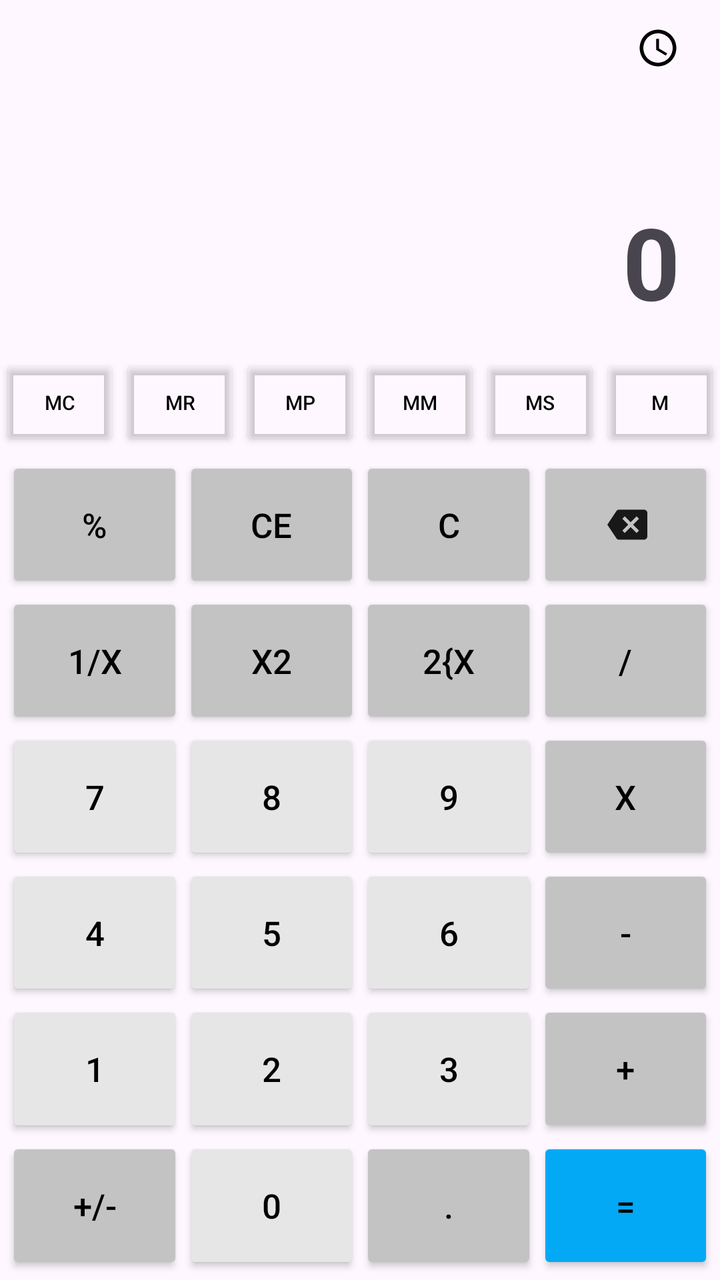
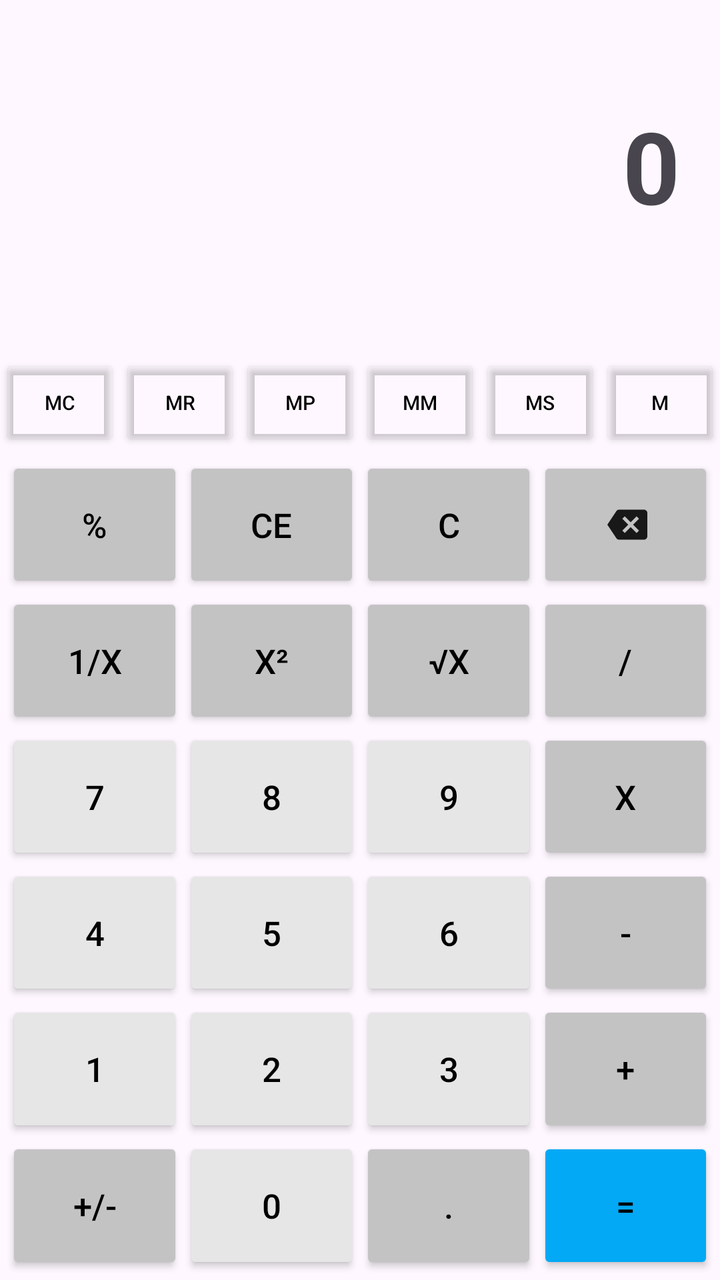

The first picture is an Android layout as it rendered before a commit; the second is the same layout after the commit. The layout source and the unified diff follow.
<!-- AndroidManifest.xml: application theme Theme.MoblieEmbedeed_Mid -->
<!-- res/layout/calculator.xml -->
<?xml version="1.0" encoding="utf-8"?>
<LinearLayout xmlns:android="http://schemas.android.com/apk/res/android"
    xmlns:app="http://schemas.android.com/apk/res-auto"
    xmlns:tools="http://schemas.android.com/tools"
    android:id="@+id/main"
    android:orientation="vertical"
    android:layout_width="match_parent"
    android:layout_height="match_parent">
    <LinearLayout
        android:layout_width="match_parent"
        android:layout_height="0dp"
        android:layout_weight="3"
        android:orientation="vertical">
        <View
            android:layout_width="match_parent"
            android:layout_height="0dp"/>
        <com.google.android.material.button.MaterialButton
            android:layout_width="24dp"
            android:layout_height="wrap_content"
            android:layout_marginRight="20dp"
            android:padding="0dp"
            android:backgroundTint="#00000000"
            android:layout_gravity="end"
            app:icon="@drawable/baseline_access_time_48"
            app:iconSize="22dp"
            app:iconGravity="end"
            app:iconTint="@color/black"
            android:id="@+id/btnHistory"/>
        <TextView
            android:layout_width="match_parent"
            android:layout_height="wrap_content"
            android:textSize="18sp"
            android:layout_marginTop="25dp"
            android:paddingRight="20dp"
            android:gravity="end"
            android:textColor="#D0D0D0"
            android:id="@+id/valueCalc"/>
        <TextView
            android:layout_width="match_parent"
            android:layout_height="wrap_content"
            android:textSize="50sp"
            android:textStyle="bold"
            android:text="0"
            android:paddingRight="20dp"
            android:gravity="end"
            android:id="@+id/valueView"/>
        <TextView
            android:layout_width="match_parent"
            android:layout_height="wrap_content"
            android:textSize="10sp"
            android:paddingRight="20dp"
            android:gravity="end"
            android:id="@+id/memtext"/>

    </LinearLayout>

    <LinearLayout
        android:layout_width="match_parent"
        android:layout_height="wrap_content"
        android:orientation="horizontal">
        <Button android:id="@+id/calcMC" android:text="MC" style="@style/btn_NnumM"/>
        <Button android:id="@+id/calcMR" android:text="MR" style="@style/btn_NnumM"/>
        <Button android:id="@+id/calcMP" android:text="MP" android:tag="+" style="@style/btn_NnumM"/>
        <Button android:id="@+id/calcMM" android:text="MM" android:tag="-" style="@style/btn_NnumM"/>
        <Button android:id="@+id/calcMS" android:text="MS" style="@style/btn_NnumM"/>
        <Button android:id="@+id/calcMMore" android:text="M" style="@style/btn_NnumM"/>
    </LinearLayout>

    <GridLayout
        android:layout_width="match_parent"
        android:layout_height="0dp"
        android:layout_weight="7"
        android:padding="3dp"
        android:rowCount="6"
        android:columnCount="4">

        <Button
            android:id="@+id/calcL"
            android:text="%"
            style="@style/btn_Nnum"/>
        <Button
            android:id="@+id/calcCE"
            android:text="CE"
            style="@style/btn_Nnum"/>
        <Button
            android:id="@+id/calcC"
            android:text="C"
            style="@style/btn_Nnum"/>
        <com.google.android.material.button.MaterialButton
            android:gravity="center"
            android:id="@+id/calcB"
            app:icon="@drawable/baseline_backspace_48"
            app:iconPadding="-2dp"
            app:iconTint="#E0000000"
            app:iconSize="20dp"
            app:iconGravity="textStart"
            android:textColor="@color/black"
            style="@style/btn_Nnum"/>


        <Button
            android:id="@+id/calc1px"
            android:text="1/x"
            style="@style/btn_Nnum"/>
        <Button
            android:id="@+id/calcX2"
            android:text="x2"
            style="@style/btn_Nnum"/>
        <Button
            android:id="@+id/calcRoot"
            android:text="2{x"
            style="@style/btn_Nnum"/>
        <Button
            android:id="@+id/calcD"
            android:text="/"
            android:tag="/"
            style="@style/btn_Nnum"/>


        <Button android:id="@+id/calc7" android:text="7" android:tag="7" style="@style/btn_num"/>
        <Button android:id="@+id/calc8" android:text="8" android:tag="8" style="@style/btn_num"/>
        <Button android:id="@+id/calc9" android:text="9" android:tag="9" style="@style/btn_num"/>

        <Button
            android:id="@+id/calcX"
            android:text="X"
            android:tag="x"
            style="@style/btn_Nnum"/>

        <Button android:id="@+id/calc4" android:text="4" android:tag="4" style="@style/btn_num"/>
        <Button android:id="@+id/calc5" android:text="5" android:tag="5" style="@style/btn_num"/>
        <Button android:id="@+id/calc6" android:text="6" android:tag="6" style="@style/btn_num"/>

        <Button
            android:id="@+id/calcM"
            android:text="-"
            android:tag="-"
            style="@style/btn_Nnum"/>

        <Button android:id="@+id/calc1" android:text="1" android:tag="1" style="@style/btn_num"/>
        <Button android:id="@+id/calc2" android:text="2" android:tag="2" style="@style/btn_num"/>
        <Button android:id="@+id/calc3" android:text="3" android:tag="3" style="@style/btn_num"/>

        <Button
            android:id="@+id/calcP"
            android:text="+"
            android:tag="+"
            style="@style/btn_Nnum"/>
        <Button
            android:id="@+id/calcPM"
            android:text="+/-"
            style="@style/btn_Nnum"/>

        <Button android:id="@+id/calc0" android:text="0" android:tag="0" style="@style/btn_num"/>

        <Button
            android:id="@+id/calcDot"
            android:text="."
            style="@style/btn_Nnum"/>
        <Button
            android:id="@+id/calcE"
            android:text="="
            style="@style/btn_NnumE"/>

    </GridLayout>
</LinearLayout>
<!-- resources referenced by this layout -->
<resources>
  <color name="black">#FF000000</color>
  <!-- drawable baseline_access_time_48 (drawable) -->
  <vector xmlns:android="http://schemas.android.com/apk/res/android" android:height="48dp" android:tint="#000000" android:viewportHeight="24" android:viewportWidth="24" android:width="48dp">
        
      <path android:fillColor="@android:color/black" android:pathData="M11.99,2C6.47,2 2,6.48 2,12s4.47,10 9.99,10C17.52,22 22,17.52 22,12S17.52,2 11.99,2zM12,20c-4.42,0 -8,-3.58 -8,-8s3.58,-8 8,-8 8,3.58 8,8 -3.58,8 -8,8z"/>
        
      <path android:fillColor="@android:color/black" android:pathData="M12.5,7H11v6l5.25,3.15 0.75,-1.23 -4.5,-2.67z"/>
      
  </vector>
  <!-- drawable baseline_backspace_48 (drawable) -->
  <vector xmlns:android="http://schemas.android.com/apk/res/android" android:autoMirrored="true" android:height="48dp" android:tint="#000000" android:viewportHeight="24" android:viewportWidth="24" android:width="48dp">
        
      <path android:fillColor="@android:color/black" android:pathData="M22,3L7,3c-0.69,0 -1.23,0.35 -1.59,0.88L0,12l5.41,8.11c0.36,0.53 0.9,0.89 1.59,0.89h15c1.1,0 2,-0.9 2,-2L24,5c0,-1.1 -0.9,-2 -2,-2zM19,15.59L17.59,17 14,13.41 10.41,17 9,15.59 12.59,12 9,8.41 10.41,7 14,10.59 17.59,7 19,8.41 15.41,12 19,15.59z"/>
      
  </vector>
  <style name="btn_Nnum" parent="btn_grid">
          <item name="backgroundTint">#C3C3C3</item>
      </style>
  <style name="btn_NnumE" parent="btn_grid">
          <item name="backgroundTint">#03A9F4</item>
      </style>
  <style name="btn_NnumM" parent="btn_base">
          <item name="android:layout_width">0dp</item>
          <item name="android:layout_height">match_parent</item>
          <item name="android:layout_weight">1</item>
          <item name="android:layout_margin">0dp</item>
          <item name="android:textSize">10sp</item>
          <item name="backgroundTint">#00FFFFFF</item>
      </style>
  <style name="btn_num" parent="btn_grid">
          <item name="backgroundTint">#E6E6E6</item>
      </style>
  <style name="Theme.MoblieEmbedeed_Mid" parent="Base.Theme.MoblieEmbedeed_Mid" />
  <style name="btn_grid" parent="btn_base">
          <item name="android:layout_rowWeight">1</item>
          <item name="android:layout_columnWeight">1</item>
      </style>
  <style name="btn_base" parent="Widget.AppCompat.Button">
          <item name="android:textSize">17sp</item>
          <item name="android:layout_margin">0dp</item>
          <item name="android:textColor">@color/black</item>
      </style>
  <style name="Base.Theme.MoblieEmbedeed_Mid" parent="Theme.Material3.DayNight.NoActionBar">
          
          
      </style>
</resources>

<!-- the commit's change to res/layout/calculator.xml (unified diff, before → after) -->
@@ -14,18 +14,18 @@
         <View
             android:layout_width="match_parent"
             android:layout_height="0dp"/>
-        <com.google.android.material.button.MaterialButton
-            android:layout_width="24dp"
-            android:layout_height="wrap_content"
-            android:layout_marginRight="20dp"
-            android:padding="0dp"
-            android:backgroundTint="#00000000"
-            android:layout_gravity="end"
-            app:icon="@drawable/baseline_access_time_48"
-            app:iconSize="22dp"
-            app:iconGravity="end"
-            app:iconTint="@color/black"
-            android:id="@+id/btnHistory"/>
+
+
+
+
+
+
+
+
+
+
+
+
         <TextView
             android:layout_width="match_parent"
             android:layout_height="wrap_content"
@@ -77,6 +77,7 @@
         <Button
             android:id="@+id/calcL"
             android:text="%"
+            android:tag="%"
             style="@style/btn_Nnum"/>
         <Button
             android:id="@+id/calcCE"
@@ -101,14 +102,17 @@
         <Button
             android:id="@+id/calc1px"
             android:text="1/x"
+            android:tag="1/"
             style="@style/btn_Nnum"/>
         <Button
             android:id="@+id/calcX2"
-            android:text="x2"
+            android:text="x²"
+            android:tag="sqr"
             style="@style/btn_Nnum"/>
         <Button
             android:id="@+id/calcRoot"
-            android:text="2{x"
+            android:text="√x"
+            android:tag="√"
             style="@style/btn_Nnum"/>
         <Button
             android:id="@+id/calcD"
<!-- resource entries referenced after the edit -->
@@ -1,14 +1,6 @@
 <!-- resources referenced by this layout -->
 <resources>
   <color name="black">#FF000000</color>
-  <!-- drawable baseline_access_time_48 (drawable) -->
-  <vector xmlns:android="http://schemas.android.com/apk/res/android" android:height="48dp" android:tint="#000000" android:viewportHeight="24" android:viewportWidth="24" android:width="48dp">
-        
-      <path android:fillColor="@android:color/black" android:pathData="M11.99,2C6.47,2 2,6.48 2,12s4.47,10 9.99,10C17.52,22 22,17.52 22,12S17.52,2 11.99,2zM12,20c-4.42,0 -8,-3.58 -8,-8s3.58,-8 8,-8 8,3.58 8,8 -3.58,8 -8,8z"/>
-        
-      <path android:fillColor="@android:color/black" android:pathData="M12.5,7H11v6l5.25,3.15 0.75,-1.23 -4.5,-2.67z"/>
-      
-  </vector>
   <!-- drawable baseline_backspace_48 (drawable) -->
   <vector xmlns:android="http://schemas.android.com/apk/res/android" android:autoMirrored="true" android:height="48dp" android:tint="#000000" android:viewportHeight="24" android:viewportWidth="24" android:width="48dp">
         
